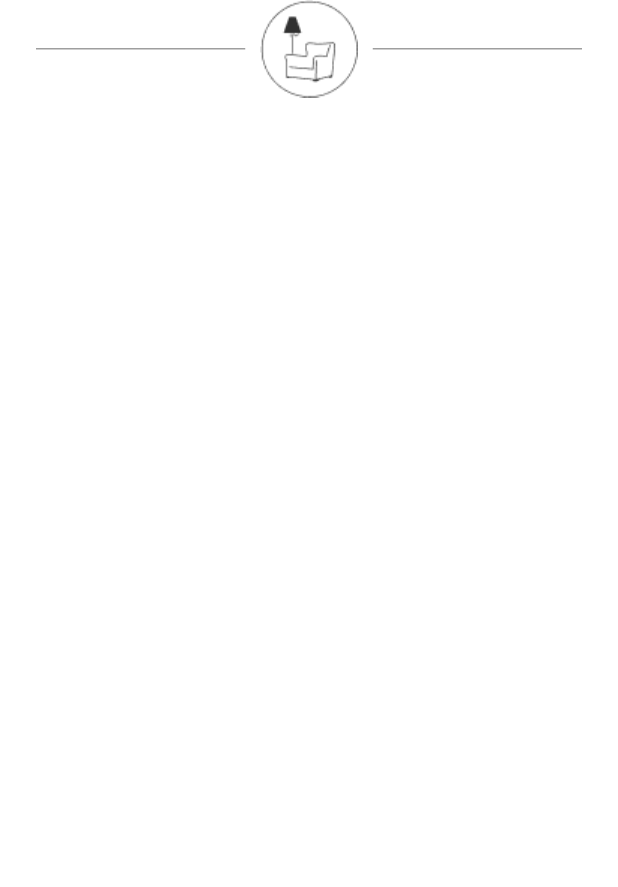
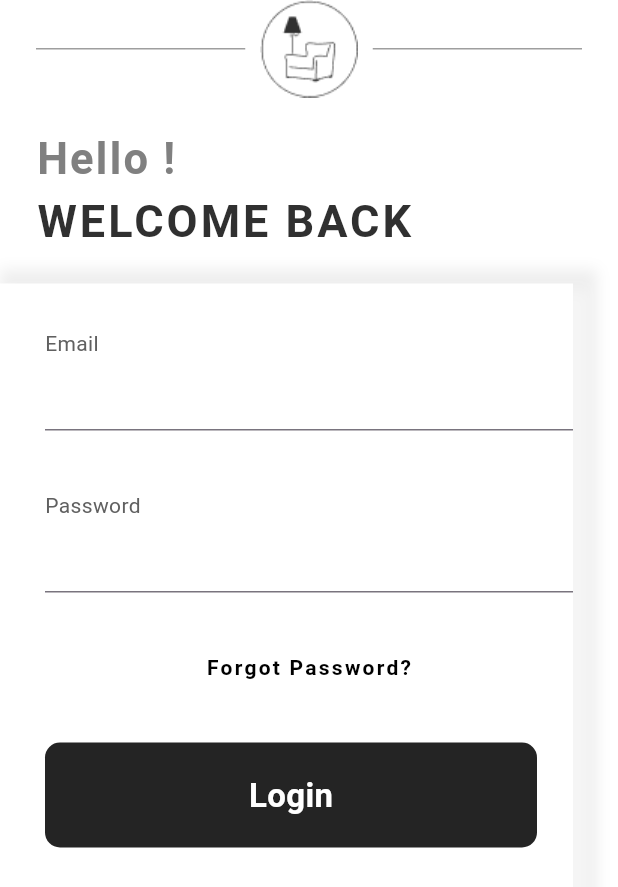
Before and after one commit to iamfarazbaloch/furniture_app, a Flutter app: the screen it shows after launch, after a tap on "Get Started", on a phone screen of 412 x 824 dp. Shown: the top 887 px of the screen. Run offline on Flutter 3.47's test engine with Material 3 defaults, Android fonts, the phone set to English and light mode, and no system bars; our stand-ins replace gap, google_fonts; Roboto replaces fonts that are missing (Gelasio).

Commit message:
completing Login Page

```diff
--- a/lib/pages/Login_page.dart
+++ b/lib/pages/Login_page.dart
@@ -1,4 +1,8 @@
 import 'package:flutter/material.dart';
+import 'package:furniture_app/constant/app_color.dart';
+import 'package:furniture_app/widgets/my_button.dart';
+import 'package:furniture_app/widgets/my_text_field.dart';
+import 'package:gap/gap.dart';
 
 class LoginPage extends StatefulWidget {
   const LoginPage({super.key});
@@ -12,11 +16,12 @@ class _LoginPageState extends State<LoginPage> {
   Widget build(BuildContext context) {
     return Scaffold(
       body: SafeArea(
-        child: Padding(
-          padding: const EdgeInsets.symmetric(horizontal: 24.0),
-          child: Column(
-            children: [
-              Row(
+        child: Column(
+          crossAxisAlignment: CrossAxisAlignment.start,
+          children: [
+            Padding(
+              padding: const EdgeInsets.symmetric(horizontal: 24.0),
+              child: Row(
                 children: [
                   Expanded(child: Divider(thickness: 1, color: Colors.grey)),
                   Padding(
@@ -26,8 +31,84 @@ class _LoginPageState extends State<LoginPage> {
                   Expanded(child: Divider(thickness: 1, color: Colors.grey)),
                 ],
               ),
-            ],
-          ),
+            ),
+            Gap(20),
+            Padding(
+              padding: const EdgeInsets.symmetric(horizontal: 24.0),
+              child: Text(
+                'Hello !',
+                style: TextStyle(
+                  fontSize: 29,
+                  fontWeight: FontWeight.bold,
+                  color: smallText,
+                  letterSpacing: 1.5,
+                ),
+              ),
+            ),
+            Padding(
+              padding: const EdgeInsets.symmetric(horizontal: 24.0),
+              child: Text(
+                'WELCOME BACK',
+                style: TextStyle(
+                  fontSize: 30,
+                  fontWeight: FontWeight.bold,
+                  color: bigText,
+                  letterSpacing: 2,
+                ),
+              ),
+            ),
+            Container(
+              height: 500,
+              width: double.infinity,
+              margin: const EdgeInsets.only(right: 30, top: 20),
+              padding: const EdgeInsets.only(left: 30, top: 30),
+              decoration: BoxDecoration(
+                color: Colors.white,
+                boxShadow: [
+                  BoxShadow(
+                    color: Colors.grey.shade200,
+                    spreadRadius: 8,
+                    blurRadius: 7,
+                    offset: Offset(8, -2),
+                  ),
+                  BoxShadow(
+                    color: Colors.grey.shade100,
+                    spreadRadius: 8,
+                    blurRadius: 7,
+                    offset: Offset(4, 12),
+                  ),
+                ],
+              ),
+
+              child: Column(
+                crossAxisAlignment: CrossAxisAlignment.start,
+                children: [
+                  Text('Email', style: TextStyle(color: mediumText)),
+                  MyTextField(),
+                  Gap(40),
+                  Text('Password', style: TextStyle(color: mediumText)),
+                  MyTextField(),
+                  Gap(40),
+                  Center(
+                    child: Text(
+                      'Forgot Password?',
+                      style: TextStyle(
+                        color: Colors.black,
+                        fontSize: 14,
+                        fontWeight: FontWeight.bold,
+                        letterSpacing: 1.5,
+                      ),
+                    ),
+                  ),
+                  Gap(40),
+                  Padding(
+                    padding: const EdgeInsets.only(right: 24.0),
+                    child: MyButton(text: 'Login'),
+                  ),
+                ],
+              ),
+            ),
+          ],
         ),
       ),
     );
--- a/lib/widgets/my_button.dart
+++ b/lib/widgets/my_button.dart
@@ -13,7 +13,10 @@ class MyButton extends StatelessWidget {
       child: Container(
         padding: EdgeInsets.all(20),
         height: 70,
-        decoration: BoxDecoration(color: buttonBg),
+        decoration: BoxDecoration(
+          color: buttonBg,
+          borderRadius: BorderRadius.circular(10),
+        ),
         child: Center(
           child: Text(
             text,
--- /dev/null
+++ b/lib/widgets/my_text_field.dart
@@ -0,0 +1,10 @@
+import 'package:flutter/material.dart';
+
+class MyTextField extends StatelessWidget {
+  const MyTextField({super.key});
+
+  @override
+  Widget build(BuildContext context) {
+    return TextField();
+  }
+}
```
